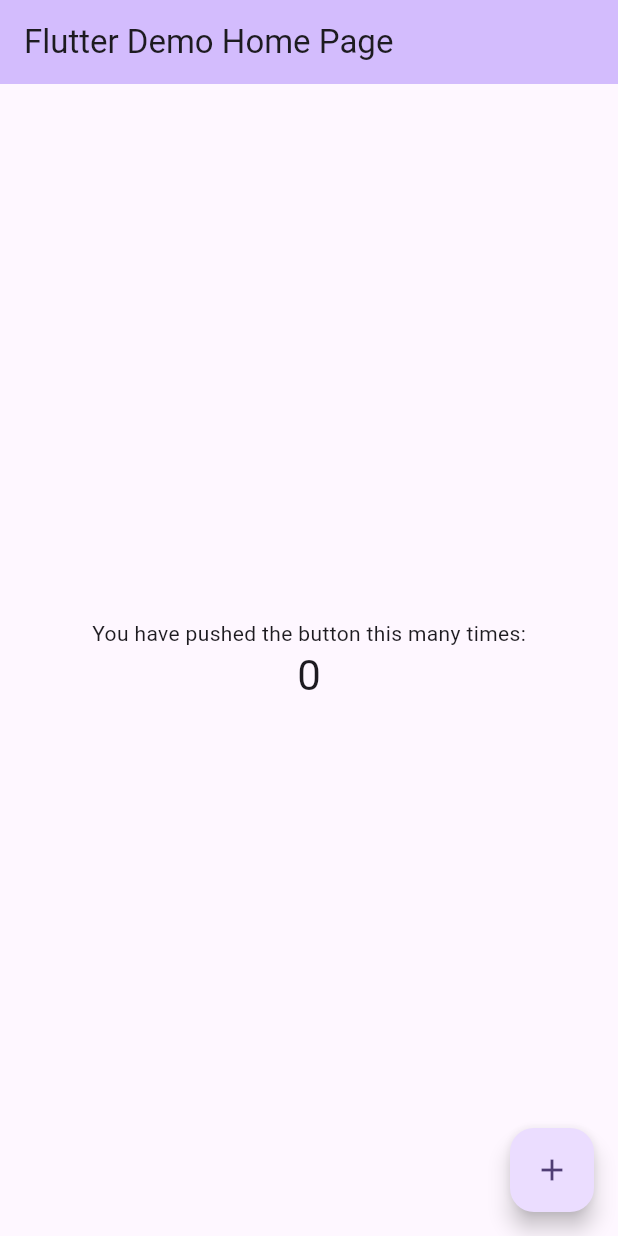
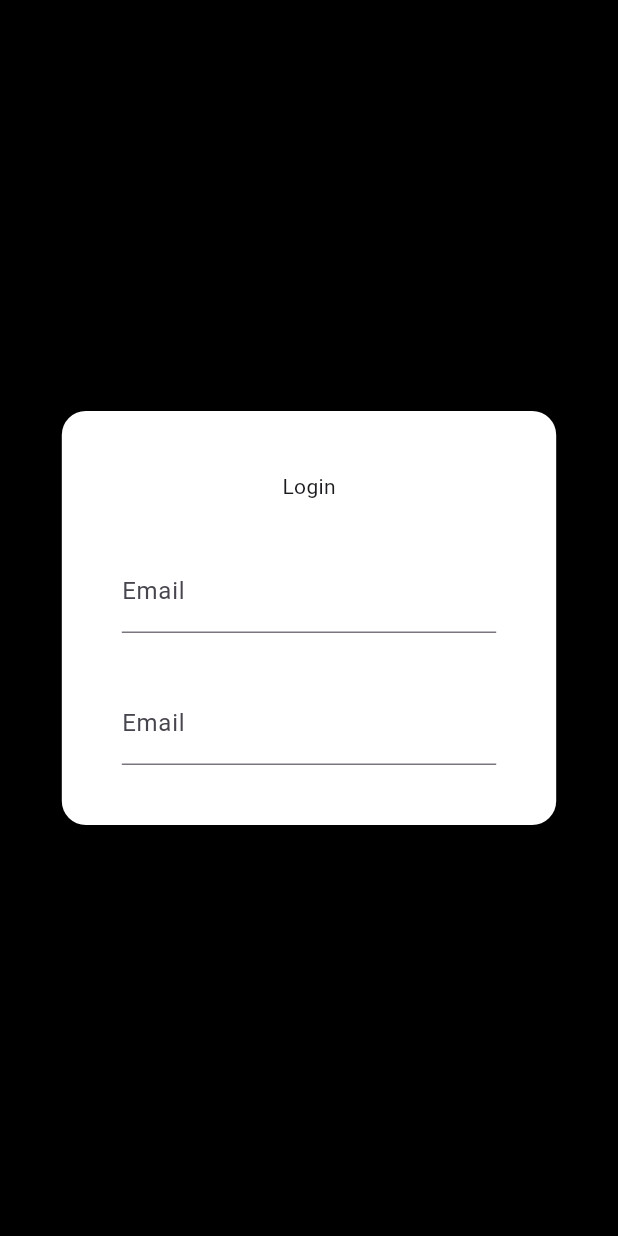
Before and after one commit to FloraRosaPupo/ChatApp, a Flutter app: the screen it shows after launch, on a phone screen of 412 x 824 dp. Run offline on Flutter 3.47's test engine with Material 3 defaults, Android fonts, the phone set to English and light mode, and no system bars.

Commit message:
Pagina de login

```diff
--- a/lib/main.dart
+++ b/lib/main.dart
@@ -1,3 +1,4 @@
+import 'package:chatapp/pages/loginpage.dart';
 import 'package:flutter/material.dart';
 
 void main() {
@@ -7,119 +8,15 @@ void main() {
 class MyApp extends StatelessWidget {
   const MyApp({super.key});
 
-  // This widget is the root of your application.
   @override
   Widget build(BuildContext context) {
     return MaterialApp(
       title: 'Flutter Demo',
       theme: ThemeData(
-        // This is the theme of your application.
-        //
-        // TRY THIS: Try running your application with "flutter run". You'll see
-        // the application has a purple toolbar. Then, without quitting the app,
-        // try changing the seedColor in the colorScheme below to Colors.green
-        // and then invoke "hot reload" (save your changes or press the "hot
-        // reload" button in a Flutter-supported IDE, or press "r" if you used
-        // the command line to start the app).
-        //
-        // Notice that the counter didn't reset back to zero; the application
-        // state is not lost during the reload. To reset the state, use hot
-        // restart instead.
-        //
-        // This works for code too, not just values: Most code changes can be
-        // tested with just a hot reload.
         colorScheme: ColorScheme.fromSeed(seedColor: Colors.deepPurple),
         useMaterial3: true,
       ),
-      home: const MyHomePage(title: 'Flutter Demo Home Page'),
+      home: const LoginPage(),
     );
   }
 }
-
-class MyHomePage extends StatefulWidget {
-  const MyHomePage({super.key, required this.title});
-
-  // This widget is the home page of your application. It is stateful, meaning
-  // that it has a State object (defined below) that contains fields that affect
-  // how it looks.
-
-  // This class is the configuration for the state. It holds the values (in this
-  // case the title) provided by the parent (in this case the App widget) and
-  // used by the build method of the State. Fields in a Widget subclass are
-  // always marked "final".
-
-  final String title;
-
-  @override
-  State<MyHomePage> createState() => _MyHomePageState();
-}
-
-class _MyHomePageState extends State<MyHomePage> {
-  int _counter = 0;
-
-  void _incrementCounter() {
-    setState(() {
-      // This call to setState tells the Flutter framework that something has
-      // changed in this State, which causes it to rerun the build method below
-      // so that the display can reflect the updated values. If we changed
-      // _counter without calling setState(), then the build method would not be
-      // called again, and so nothing would appear to happen.
-      _counter++;
-    });
-  }
-
-  @override
-  Widget build(BuildContext context) {
-    // This method is rerun every time setState is called, for instance as done
-    // by the _incrementCounter method above.
-    //
-    // The Flutter framework has been optimized to make rerunning build methods
-    // fast, so that you can just rebuild anything that needs updating rather
-    // than having to individually change instances of widgets.
-    return Scaffold(
-      appBar: AppBar(
-        // TRY THIS: Try changing the color here to a specific color (to
-        // Colors.amber, perhaps?) and trigger a hot reload to see the AppBar
-        // change color while the other colors stay the same.
-        backgroundColor: Theme.of(context).colorScheme.inversePrimary,
-        // Here we take the value from the MyHomePage object that was created by
-        // the App.build method, and use it to set our appbar title.
-        title: Text(widget.title),
-      ),
-      body: Center(
-        // Center is a layout widget. It takes a single child and positions it
-        // in the middle of the parent.
-        child: Column(
-          // Column is also a layout widget. It takes a list of children and
-          // arranges them vertically. By default, it sizes itself to fit its
-          // children horizontally, and tries to be as tall as its parent.
-          //
-          // Column has various properties to control how it sizes itself and
-          // how it positions its children. Here we use mainAxisAlignment to
-          // center the children vertically; the main axis here is the vertical
-          // axis because Columns are vertical (the cross axis would be
-          // horizontal).
-          //
-          // TRY THIS: Invoke "debug painting" (choose the "Toggle Debug Paint"
-          // action in the IDE, or press "p" in the console), to see the
-          // wireframe for each widget.
-          mainAxisAlignment: MainAxisAlignment.center,
-          children: <Widget>[
-            const Text(
-              'You have pushed the button this many times:',
-            ),
-            Text(
-              '$_counter',
-              style: Theme.of(context).textTheme.headlineMedium,
-            ),
-          ],
-        ),
-      ),
-      floatingActionButton: FloatingActionButton(
-        onPressed: _incrementCounter,
-        tooltip: 'Increment',
-        child: const Icon(Icons.add),
-      ), // This trailing comma makes auto-formatting nicer for build methods.
-    );
-  }
-}
--- /dev/null
+++ b/lib/pages/loginpage.dart
@@ -0,0 +1,51 @@
+import 'package:flutter/material.dart';
+import 'package:flutter/widgets.dart';
+
+class LoginPage extends StatefulWidget {
+  const LoginPage({super.key});
+
+  @override
+  State<LoginPage> createState() => _LoginPageState();
+}
+
+class _LoginPageState extends State<LoginPage> {
+  @override
+  Widget build(BuildContext context) {
+    final sizeOf = MediaQuery.sizeOf(context);
+    return Scaffold(
+      body: SingleChildScrollView(
+        child: Container(
+          decoration: BoxDecoration(color: Colors.black),
+          constraints: BoxConstraints(minHeight: sizeOf.height),
+          child: Center(
+            child: Container(
+              padding: EdgeInsets.all(40),
+              decoration: BoxDecoration(
+                  color: Colors.white, borderRadius: BorderRadius.circular(16)),
+              constraints: BoxConstraints(maxWidth: sizeOf.width * 0.8),
+              child: Form(
+                child: Column(
+                  children: [
+                    Text('Login'),
+                    SizedBox(
+                      height: 32,
+                    ),
+                    TextFormField(
+                      decoration: InputDecoration(label: Text('Email')),
+                    ),
+                    SizedBox(
+                      height: 32,
+                    ),
+                    TextFormField(
+                      decoration: InputDecoration(label: Text('Email')),
+                    ),
+                  ],
+                ),
+              ),
+            ),
+          ),
+        ),
+      ),
+    );
+  }
+}
```
